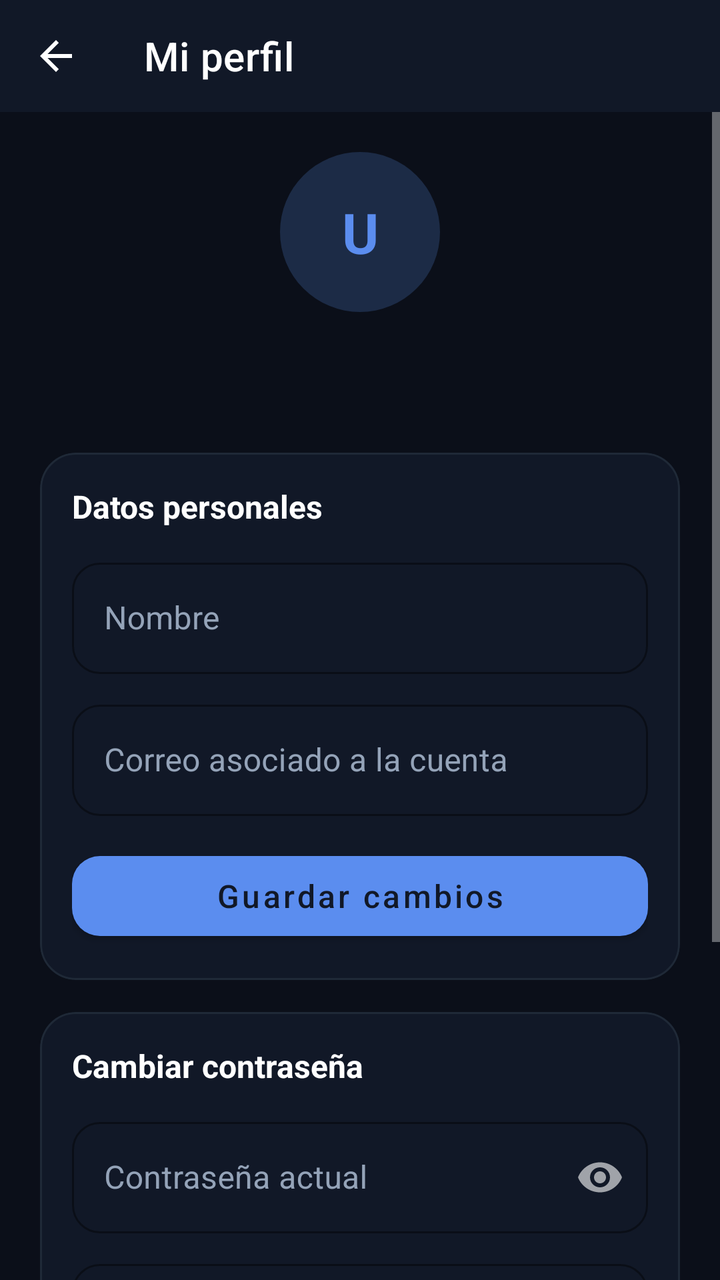
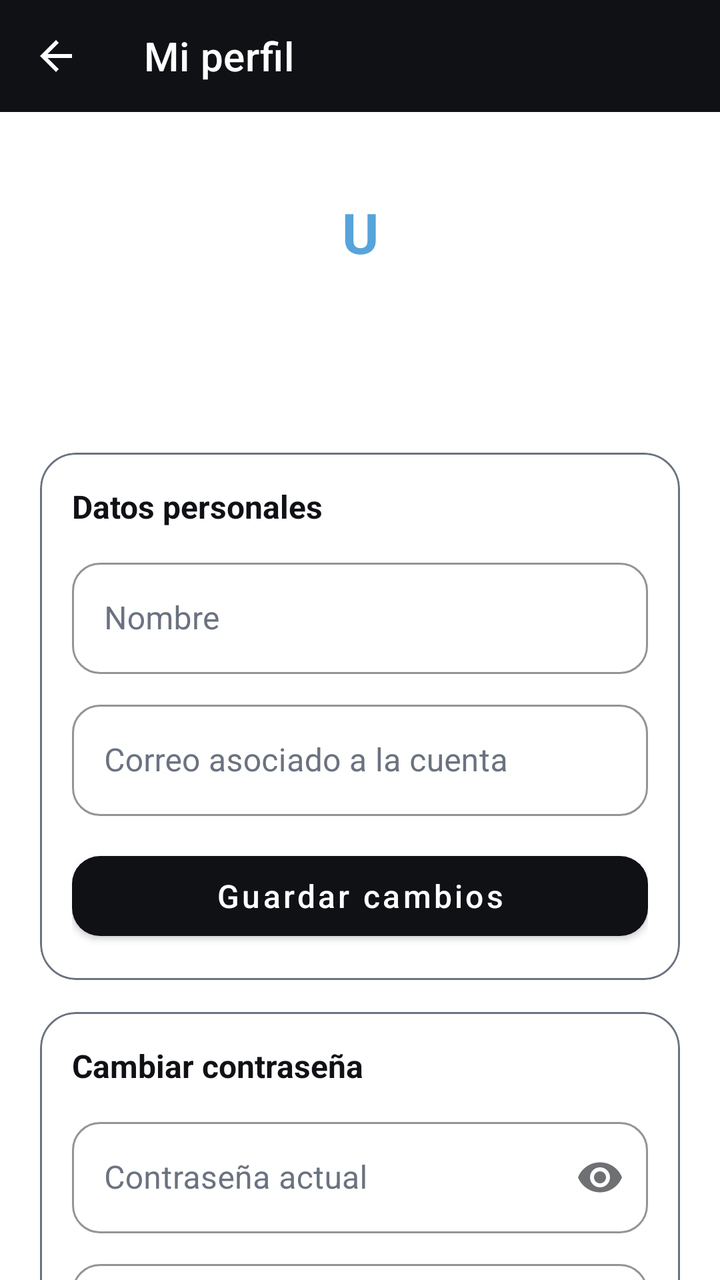

Two renders of the same Android screen: before a commit and after it. Below are the layout's source before the change and the commit's diff.
<!-- AndroidManifest.xml: application theme Theme.App_Encuestas -->
<!-- res/layout/activity_perfil.xml -->
<?xml version="1.0" encoding="utf-8"?>
<LinearLayout xmlns:android="http://schemas.android.com/apk/res/android"
    xmlns:app="http://schemas.android.com/apk/res-auto"
    android:layout_width="match_parent"
    android:layout_height="match_parent"
    android:background="#0B0F19"
    android:fitsSystemWindows="true"
    android:orientation="vertical">

    <com.google.android.material.appbar.MaterialToolbar
        android:id="@+id/toolbar"
        android:layout_width="match_parent"
        android:layout_height="?attr/actionBarSize"
        android:background="#111827"
        app:navigationIcon="?attr/homeAsUpIndicator"
        app:navigationIconTint="#FFFFFF"
        app:title="Mi perfil"
        app:titleTextColor="#FFFFFF" />

    <ScrollView
        android:layout_width="match_parent"
        android:layout_height="0dp"
        android:layout_weight="1">

        <LinearLayout
            android:layout_width="match_parent"
            android:layout_height="wrap_content"
            android:orientation="vertical"
            android:padding="20dp">

            <TextView
                android:id="@+id/tvProfileAvatar"
                android:layout_width="80dp"
                android:layout_height="80dp"
                android:layout_gravity="center_horizontal"
                android:background="@drawable/bg_avatar"
                android:gravity="center"
                android:text="U"
                android:textColor="#5B8DEF"
                android:textSize="28sp"
                android:textStyle="bold" />

            <TextView
                android:id="@+id/tvProfileName"
                android:layout_width="wrap_content"
                android:layout_height="wrap_content"
                android:layout_gravity="center_horizontal"
                android:layout_marginTop="10dp"
                android:textColor="#FFFFFF"
                android:textSize="17sp"
                android:textStyle="bold" />

            <TextView
                android:id="@+id/tvProfileEmail"
                android:layout_width="wrap_content"
                android:layout_height="wrap_content"
                android:layout_gravity="center_horizontal"
                android:textColor="#94A3B8"
                android:textSize="13sp" />

            
            <com.google.android.material.card.MaterialCardView
                android:layout_width="match_parent"
                android:layout_height="wrap_content"
                android:layout_marginTop="20dp"
                app:cardBackgroundColor="#111827"
                app:cardCornerRadius="18dp"
                app:cardElevation="0dp"
                app:strokeColor="#1F2937"
                app:strokeWidth="1dp">

                <LinearLayout
                    android:layout_width="match_parent"
                    android:layout_height="wrap_content"
                    android:orientation="vertical"
                    android:padding="16dp">

                    <TextView
                        android:layout_width="wrap_content"
                        android:layout_height="wrap_content"
                        android:text="Datos personales"
                        android:textColor="#FFFFFF"
                        android:textSize="16sp"
                        android:textStyle="bold" />

                    <com.google.android.material.textfield.TextInputLayout
                        style="@style/App.TextInput"
                        android:layout_width="match_parent"
                        android:layout_height="wrap_content"
                        android:layout_marginTop="12dp"
                        android:hint="Nombre">

                        <com.google.android.material.textfield.TextInputEditText
                            android:id="@+id/etName"
                            android:layout_width="match_parent"
                            android:layout_height="wrap_content"
                            android:inputType="textPersonName"
                            android:textColor="#FFFFFF" />
                    </com.google.android.material.textfield.TextInputLayout>

                    <com.google.android.material.textfield.TextInputLayout
                        style="@style/App.TextInput"
                        android:layout_width="match_parent"
                        android:layout_height="wrap_content"
                        android:layout_marginTop="10dp"
                        android:hint="Correo asociado a la cuenta">

                        <com.google.android.material.textfield.TextInputEditText
                            android:id="@+id/etEmail"
                            android:layout_width="match_parent"
                            android:layout_height="wrap_content"
                            android:inputType="textEmailAddress"
                            android:textColor="#FFFFFF" />
                    </com.google.android.material.textfield.TextInputLayout>

                    <com.google.android.material.button.MaterialButton
                        android:id="@+id/btnSave"
                        style="@style/App.Button"
                        android:layout_width="match_parent"
                        android:layout_height="52dp"
                        android:layout_marginTop="14dp"
                        android:text="Guardar cambios" />
                </LinearLayout>
            </com.google.android.material.card.MaterialCardView>

            
            <com.google.android.material.card.MaterialCardView
                android:layout_width="match_parent"
                android:layout_height="wrap_content"
                android:layout_marginTop="16dp"
                app:cardBackgroundColor="#111827"
                app:cardCornerRadius="18dp"
                app:cardElevation="0dp"
                app:strokeColor="#1F2937"
                app:strokeWidth="1dp">

                <LinearLayout
                    android:layout_width="match_parent"
                    android:layout_height="wrap_content"
                    android:orientation="vertical"
                    android:padding="16dp">

                    <TextView
                        android:layout_width="wrap_content"
                        android:layout_height="wrap_content"
                        android:text="Cambiar contraseña"
                        android:textColor="#FFFFFF"
                        android:textSize="16sp"
                        android:textStyle="bold" />

                    <com.google.android.material.textfield.TextInputLayout
                        style="@style/App.TextInput"
                        android:layout_width="match_parent"
                        android:layout_height="wrap_content"
                        android:layout_marginTop="12dp"
                        android:hint="Contraseña actual"
                        app:endIconMode="password_toggle">

                        <com.google.android.material.textfield.TextInputEditText
                            android:id="@+id/etCurrent"
                            android:layout_width="match_parent"
                            android:layout_height="wrap_content"
                            android:inputType="textPassword"
                            android:textColor="#FFFFFF" />
                    </com.google.android.material.textfield.TextInputLayout>

                    <com.google.android.material.textfield.TextInputLayout
                        style="@style/App.TextInput"
                        android:layout_width="match_parent"
                        android:layout_height="wrap_content"
                        android:layout_marginTop="10dp"
                        android:hint="Nueva contraseña"
                        app:endIconMode="password_toggle"
                        app:helperText="Mínimo 8 caracteres">

                        <com.google.android.material.textfield.TextInputEditText
                            android:id="@+id/etNew"
                            android:layout_width="match_parent"
                            android:layout_height="wrap_content"
                            android:inputType="textPassword"
                            android:textColor="#FFFFFF" />
                    </com.google.android.material.textfield.TextInputLayout>

                    <com.google.android.material.button.MaterialButton
                        android:id="@+id/btnUpdatePass"
                        style="@style/App.Button.Outlined"
                        android:layout_width="match_parent"
                        android:layout_height="52dp"
                        android:layout_marginTop="14dp"
                        android:text="Actualizar contraseña"
                        android:textColor="#5B8DEF" />
                </LinearLayout>
            </com.google.android.material.card.MaterialCardView>

            <com.google.android.material.button.MaterialButton
                android:id="@+id/btnLogout"
                style="@style/App.Button.Danger"
                android:layout_width="match_parent"
                android:layout_height="52dp"
                android:layout_marginTop="16dp"
                android:text="Cerrar sesión" />
        </LinearLayout>
    </ScrollView>
</LinearLayout>
<!-- resources referenced by this layout -->
<resources>
  <!-- drawable bg_avatar (drawable) -->
  <?xml version="1.0" encoding="utf-8"?>
  <shape xmlns:android="http://schemas.android.com/apk/res/android"
      android:shape="oval">
      <solid android:color="@color/avatar_bg" />
  </shape>
  <style name="App.Button" parent="Widget.MaterialComponents.Button">
          <item name="backgroundTint">#5B8DEF</item>
          <item name="android:textColor">#111827</item>
          <item name="cornerRadius">14dp</item>
          <item name="android:textAllCaps">false</item>
          <item name="android:textSize">16sp</item>
      </style>
  <style name="App.Button.Danger" parent="App.Button.Outlined">
          <item name="android:textColor">#F87171</item>
          <item name="strokeColor">#F87171</item>
      </style>
  <style name="App.Button.Outlined" parent="Widget.MaterialComponents.Button.OutlinedButton">
          <item name="android:textColor">#FFFFFF</item>
          <item name="strokeColor">#334155</item>
          <item name="cornerRadius">14dp</item>
          <item name="android:textAllCaps">false</item>
          <item name="android:textSize">16sp</item>
      </style>
  <style name="App.TextInput" parent="Widget.MaterialComponents.TextInputLayout.OutlinedBox">
          <item name="boxStrokeColor">#5B8DEF</item>
          <item name="hintTextColor">#94A3B8</item>
          <item name="android:textColorHint">#94A3B8</item>
          <item name="boxCornerRadiusTopStart">14dp</item>
          <item name="boxCornerRadiusTopEnd">14dp</item>
          <item name="boxCornerRadiusBottomStart">14dp</item>
          <item name="boxCornerRadiusBottomEnd">14dp</item>
      </style>
  <style name="Theme.App_Encuestas" parent="Theme.MaterialComponents.NoActionBar">
          <item name="colorPrimary">#5B8DEF</item>
          <item name="colorOnPrimary">#111827</item>
          <item name="colorSurface">#111827</item>
          <item name="colorOnSurface">#FFFFFF</item>
          <item name="android:windowBackground">#0B0F19</item>
      </style>
  <color name="avatar_bg">#1C2B46</color>
</resources>

<!-- the commit's change to res/layout/activity_perfil.xml (unified diff, before → after) -->
@@ -3,7 +3,7 @@
     xmlns:app="http://schemas.android.com/apk/res-auto"
     android:layout_width="match_parent"
     android:layout_height="match_parent"
-    android:background="#0B0F19"
+    android:background="@color/white"
     android:fitsSystemWindows="true"
     android:orientation="vertical">
 
@@ -11,11 +11,11 @@
         android:id="@+id/toolbar"
         android:layout_width="match_parent"
         android:layout_height="?attr/actionBarSize"
-        android:background="#111827"
+        android:background="@color/black"
         app:navigationIcon="?attr/homeAsUpIndicator"
-        app:navigationIconTint="#FFFFFF"
+        app:navigationIconTint="@color/white"
         app:title="Mi perfil"
-        app:titleTextColor="#FFFFFF" />
+        app:titleTextColor="@color/white" />
 
     <ScrollView
         android:layout_width="match_parent"
@@ -36,7 +36,7 @@
                 android:background="@drawable/bg_avatar"
                 android:gravity="center"
                 android:text="U"
-                android:textColor="#5B8DEF"
+                android:textColor="@color/primary_blue"
                 android:textSize="28sp"
                 android:textStyle="bold" />
 
@@ -46,7 +46,7 @@
                 android:layout_height="wrap_content"
                 android:layout_gravity="center_horizontal"
                 android:layout_marginTop="10dp"
-                android:textColor="#FFFFFF"
+                android:textColor="@color/black"
                 android:textSize="17sp"
                 android:textStyle="bold" />
 
@@ -55,7 +55,7 @@
                 android:layout_width="wrap_content"
                 android:layout_height="wrap_content"
                 android:layout_gravity="center_horizontal"
-                android:textColor="#94A3B8"
+                android:textColor="@color/text_gray"
                 android:textSize="13sp" />
 
             
@@ -63,10 +63,10 @@
                 android:layout_width="match_parent"
                 android:layout_height="wrap_content"
                 android:layout_marginTop="20dp"
-                app:cardBackgroundColor="#111827"
+                app:cardBackgroundColor="@color/white"
                 app:cardCornerRadius="18dp"
                 app:cardElevation="0dp"
-                app:strokeColor="#1F2937"
+                app:strokeColor="@color/text_gray"
                 app:strokeWidth="1dp">
 
                 <LinearLayout
@@ -79,7 +79,7 @@
                         android:layout_width="wrap_content"
                         android:layout_height="wrap_content"
                         android:text="Datos personales"
-                        android:textColor="#FFFFFF"
+                        android:textColor="@color/black"
                         android:textSize="16sp"
                         android:textStyle="bold" />
 
@@ -95,7 +95,7 @@
                             android:layout_width="match_parent"
                             android:layout_height="wrap_content"
                             android:inputType="textPersonName"
-                            android:textColor="#FFFFFF" />
+                            android:textColor="@color/black" />
                     </com.google.android.material.textfield.TextInputLayout>
 
                     <com.google.android.material.textfield.TextInputLayout
@@ -110,7 +110,7 @@
                             android:layout_width="match_parent"
                             android:layout_height="wrap_content"
                             android:inputType="textEmailAddress"
-                            android:textColor="#FFFFFF" />
+                            android:textColor="@color/black" />
                     </com.google.android.material.textfield.TextInputLayout>
 
                     <com.google.android.material.button.MaterialButton
@@ -128,10 +128,10 @@
                 android:layout_width="match_parent"
                 android:layout_height="wrap_content"
                 android:layout_marginTop="16dp"
-                app:cardBackgroundColor="#111827"
+                app:cardBackgroundColor="@color/white"
                 app:cardCornerRadius="18dp"
                 app:cardElevation="0dp"
-                app:strokeColor="#1F2937"
+                app:strokeColor="@color/text_gray"
                 app:strokeWidth="1dp">
 
                 <LinearLayout
@@ -144,7 +144,7 @@
                         android:layout_width="wrap_content"
                         android:layout_height="wrap_content"
                         android:text="Cambiar contraseña"
-                        android:textColor="#FFFFFF"
+                        android:textColor="@color/black"
                         android:textSize="16sp"
                         android:textStyle="bold" />
 
@@ -161,7 +161,7 @@
                             android:layout_width="match_parent"
                             android:layout_height="wrap_content"
                             android:inputType="textPassword"
-                            android:textColor="#FFFFFF" />
+                            android:textColor="@color/black" />
                     </com.google.android.material.textfield.TextInputLayout>
 
                     <com.google.android.material.textfield.TextInputLayout
@@ -178,7 +178,7 @@
                             android:layout_width="match_parent"
                             android:layout_height="wrap_content"
                             android:inputType="textPassword"
-                            android:textColor="#FFFFFF" />
+                            android:textColor="@color/black" />
                     </com.google.android.material.textfield.TextInputLayout>
 
                     <com.google.android.material.button.MaterialButton
@@ -188,7 +188,7 @@
                         android:layout_height="52dp"
                         android:layout_marginTop="14dp"
                         android:text="Actualizar contraseña"
-                        android:textColor="#5B8DEF" />
+                        android:textColor="@color/primary_blue" />
                 </LinearLayout>
             </com.google.android.material.card.MaterialCardView>
 
<!-- resource entries referenced after the edit -->
@@ -1,5 +1,9 @@
 <!-- resources referenced by this layout -->
 <resources>
+  <color name="black">#FF0F1115</color>
+  <color name="primary_blue">#57A4DB</color>
+  <color name="text_gray">#6B7280</color>
+  <color name="white">#FFFFFFFF</color>
   <!-- drawable bg_avatar (drawable) -->
   <?xml version="1.0" encoding="utf-8"?>
   <shape xmlns:android="http://schemas.android.com/apk/res/android"
@@ -7,39 +11,43 @@
       <solid android:color="@color/avatar_bg" />
   </shape>
   <style name="App.Button" parent="Widget.MaterialComponents.Button">
-          <item name="backgroundTint">#5B8DEF</item>
-          <item name="android:textColor">#111827</item>
+          <item name="backgroundTint">@color/black</item>
+          <item name="android:textColor">@color/white</item>
           <item name="cornerRadius">14dp</item>
           <item name="android:textAllCaps">false</item>
           <item name="android:textSize">16sp</item>
       </style>
   <style name="App.Button.Danger" parent="App.Button.Outlined">
-          <item name="android:textColor">#F87171</item>
-          <item name="strokeColor">#F87171</item>
+          <item name="android:textColor">@color/text_gray</item>
+          <item name="strokeColor">@color/text_gray</item>
       </style>
   <style name="App.Button.Outlined" parent="Widget.MaterialComponents.Button.OutlinedButton">
-          <item name="android:textColor">#FFFFFF</item>
-          <item name="strokeColor">#334155</item>
+          <item name="android:textColor">@color/black</item>
+          <item name="strokeColor">@color/text_gray</item>
           <item name="cornerRadius">14dp</item>
           <item name="android:textAllCaps">false</item>
           <item name="android:textSize">16sp</item>
       </style>
   <style name="App.TextInput" parent="Widget.MaterialComponents.TextInputLayout.OutlinedBox">
-          <item name="boxStrokeColor">#5B8DEF</item>
-          <item name="hintTextColor">#94A3B8</item>
-          <item name="android:textColorHint">#94A3B8</item>
+          <item name="boxStrokeColor">@color/text_gray</item>
+          <item name="hintTextColor">@color/text_gray</item>
+          <item name="android:textColorHint">@color/text_gray</item>
           <item name="boxCornerRadiusTopStart">14dp</item>
           <item name="boxCornerRadiusTopEnd">14dp</item>
           <item name="boxCornerRadiusBottomStart">14dp</item>
           <item name="boxCornerRadiusBottomEnd">14dp</item>
       </style>
   <style name="Theme.App_Encuestas" parent="Theme.MaterialComponents.NoActionBar">
-          <item name="colorPrimary">#5B8DEF</item>
-          <item name="colorOnPrimary">#111827</item>
-          <item name="colorSurface">#111827</item>
-          <item name="colorOnSurface">#FFFFFF</item>
-          <item name="android:windowBackground">#0B0F19</item>
+          <item name="colorPrimary">@color/black</item>
+          <item name="colorOnPrimary">@color/white</item>
+          <item name="colorSecondary">@color/primary_blue</item>
+          <item name="colorOnSecondary">@color/white</item>
+          <item name="colorSurface">@color/white</item>
+          <item name="colorOnSurface">@color/black</item>
+          <item name="android:windowBackground">@color/white</item>
+          <item name="android:statusBarColor">@color/black</item>
+          <item name="android:navigationBarColor">@color/white</item>
       </style>
-  <color name="avatar_bg">#1C2B46</color>
+  <color name="avatar_bg">#FFFFFF</color>
 </resources>
 
